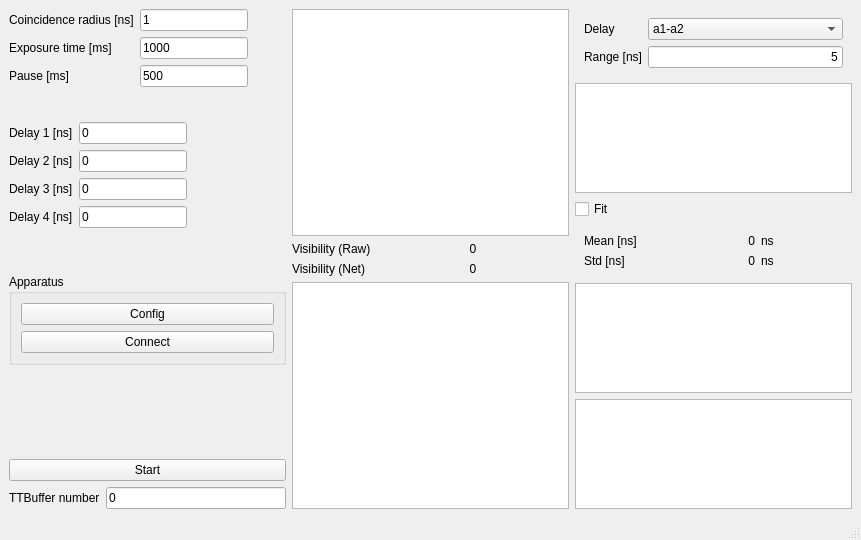
Above: pol/pol.ui from qLuxor/pylabtools before the change. Below: the same form after it.
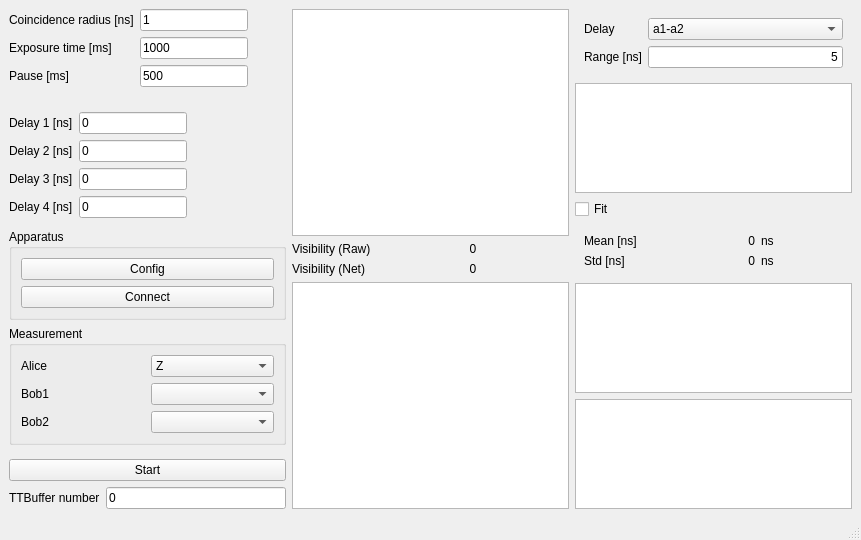
That is the form after the change. Custom widgets are drawn as their Qt base class.

Patch:
```diff
--- a/pol/pol.ui
+++ b/pol/pol.ui
@@ -212,8 +212,8 @@
         </property>
         <property name="sizeHint" stdset="0">
          <size>
-          <width>20</width>
-          <height>40</height>
+          <width>272</width>
+          <height>13</height>
          </size>
         </property>
        </spacer>
@@ -247,6 +247,66 @@
         </layout>
        </widget>
       </item>
+      <item>
+       <widget class="QGroupBox" name="groupBox_2">
+        <property name="title">
+         <string>Measurement </string>
+        </property>
+        <layout class="QGridLayout" name="gridLayout">
+         <item row="0" column="0">
+          <widget class="QLabel" name="label_7">
+           <property name="text">
+            <string>Alice</string>
+           </property>
+          </widget>
+         </item>
+         <item row="0" column="1">
+          <widget class="QComboBox" name="cmbBasisAlice">
+           <item>
+            <property name="text">
+             <string>Z</string>
+            </property>
+           </item>
+           <item>
+            <property name="text">
+             <string>X</string>
+            </property>
+           </item>
+           <item>
+            <property name="text">
+             <string>-X-Z</string>
+            </property>
+           </item>
+           <item>
+            <property name="text">
+             <string>-X+Z</string>
+            </property>
+           </item>
+          </widget>
+         </item>
+         <item row="1" column="0">
+          <widget class="QLabel" name="label_8">
+           <property name="text">
+            <string>Bob1</string>
+           </property>
+          </widget>
+         </item>
+         <item row="1" column="1">
+          <widget class="QComboBox" name="cmbBasisBob1"/>
+         </item>
+         <item row="2" column="0">
+          <widget class="QLabel" name="label_15">
+           <property name="text">
+            <string>Bob2</string>
+           </property>
+          </widget>
+         </item>
+         <item row="2" column="1">
+          <widget class="QComboBox" name="cmbBasisBob2"/>
+         </item>
+        </layout>
+       </widget>
+      </item>
       <item>
        <spacer name="verticalSpacer_3">
         <property name="orientation">
@@ -254,8 +314,8 @@
         </property>
         <property name="sizeHint" stdset="0">
          <size>
-          <width>20</width>
-          <height>88</height>
+          <width>272</width>
+          <height>17</height>
          </size>
         </property>
        </spacer>
```
